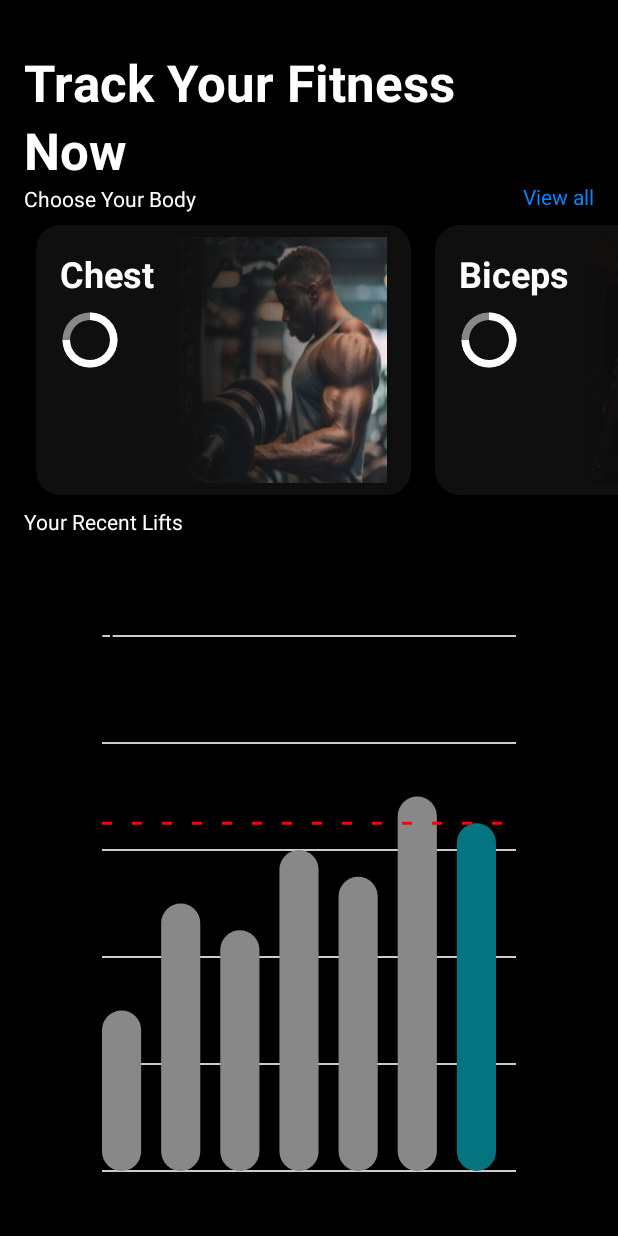
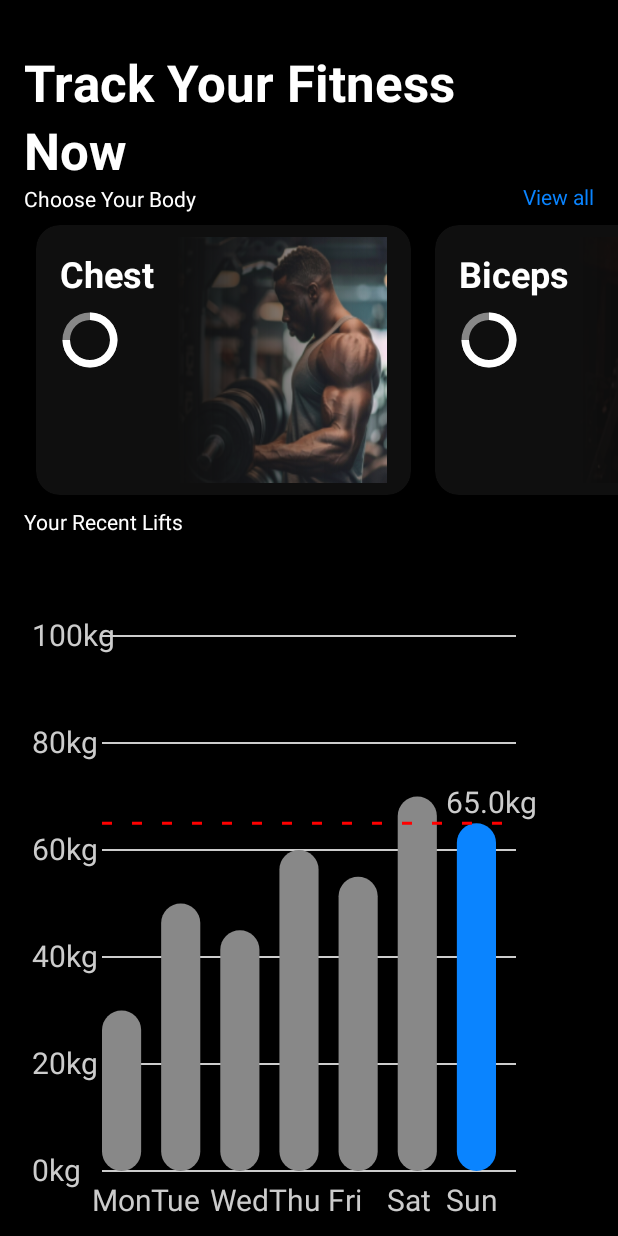
Before and after one commit to athul6560/PRTrack, an Android app: the screen it shows after launch (MainActivity), on a phone screen of 412 x 824 dp. Run offline under Robolectric (Android 15) with nearby library versions, the phone set to English and light mode, and no system bars; our stand-ins replace Room's generated code.

```diff
--- a/app/src/main/java/com/zeezaglobal/prtrack/Activities/MainActivity.kt
+++ b/app/src/main/java/com/zeezaglobal/prtrack/Activities/MainActivity.kt
@@ -10,7 +10,7 @@ import androidx.activity.enableEdgeToEdge
 import androidx.appcompat.app.AppCompatActivity
 import androidx.core.content.ContextCompat
 import com.zeezaglobal.prtrack.R
-import com.zeezaglobal.prtrack.Vies.createLineChartView
+import com.zeezaglobal.prtrack.Views.createLineChartView
 
 
 class MainActivity : AppCompatActivity() {
@@ -56,7 +56,7 @@ class MainActivity : AppCompatActivity() {
             xAxisColor = Color.BLACK,
             yAxisColor = Color.BLACK,
             gridColor = Color.LTGRAY,
-            barColor = ContextCompat.getColor(this, R.color.teal),
+            barColor = ContextCompat.getColor(this, R.color.blue),
             yAxisSteps = 5  // Number of steps for Y-axis labels
         )
     }
--- a/app/src/main/java/com/zeezaglobal/prtrack/RoomDb/MyApp.kt
+++ b/app/src/main/java/com/zeezaglobal/prtrack/RoomDb/MyApp.kt
@@ -19,6 +19,6 @@ class MyApp : Application() {
         val bodyPartDao = database.bodyPartDao()
 
         // Populate the database with dummy data
-        // populateDatabase(bodyPartDao)
+        //populateDatabase(bodyPartDao)
     }
 }
--- a/app/src/main/java/com/zeezaglobal/prtrack/Vies/LineChartView.kt
+++ b/app/src/main/java/com/zeezaglobal/prtrack/Views/LineChartView.kt
@@ -1,4 +1,4 @@
-package com.zeezaglobal.prtrack.Vies
+package com.zeezaglobal.prtrack.Views
 
 import android.content.Context
 import android.graphics.Canvas
@@ -6,12 +6,9 @@ import android.graphics.Color
 import android.graphics.DashPathEffect
 import android.graphics.Paint
 import android.util.AttributeSet
-import android.view.MotionEvent
 import android.view.View
 import android.view.ViewGroup
 import com.zeezaglobal.prtrack.R
-import kotlin.math.max
-import kotlin.math.min
 
 class LineChartView(context: Context, attrs: AttributeSet? = null) : View(context, attrs) {
 
@@ -33,12 +30,12 @@ class LineChartView(context: Context, attrs: AttributeSet? = null) : View(contex
     }
 
     val axisPaint = Paint().apply {
-        color = Color.BLACK
+        color = Color.LTGRAY
         strokeWidth = 3f
     }
 
     val textPaint = Paint().apply {
-        color = Color.BLACK
+        color = Color.LTGRAY
         textSize = 30f
     }
 
@@ -81,7 +78,7 @@ class LineChartView(context: Context, attrs: AttributeSet? = null) : View(contex
         dataPoints.forEachIndexed { index, pair ->
             // Change the bar color to grey for all bars except the last one
             if (index == dataPoints.size - 1) {
-                barPaint.color = context.getColor(R.color.teal) // Color for the last bar
+                barPaint.color = context.getColor(R.color.blue) // Color for the last bar
             } else {
                 barPaint.color = Color.GRAY // Color for the other bars
             }
--- a/app/src/main/res/values/colors.xml
+++ b/app/src/main/res/values/colors.xml
@@ -2,7 +2,7 @@
 <resources>
     <color name="black">#FF000000</color>
     <color name="white">#FFFFFFFF</color>
-    <color name="teal">#047481</color>
+
     <color name="blue">#0A84FF</color>
     <color name="grey">#0F0F0F</color>
 </resources>
```
Also changed, not shown: app/src/main/java/com/zeezaglobal/prtrack/RRAdapters/WorkoutLogAdapter.kt (+4 -5 lines), app/src/main/res/layout/activity_body_part.xml (+34 -30 lines).
